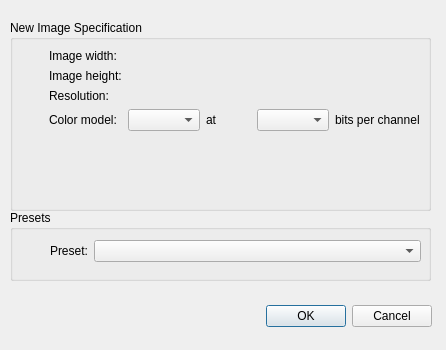
Before: the Qt Designer form NeoIMP/SDF/UILayer/Gui/View/Qt/Resources/NewDocumentDialog.ui in shimmyshai00/NeoIMP-1.0.0, drawn with Qt 5.
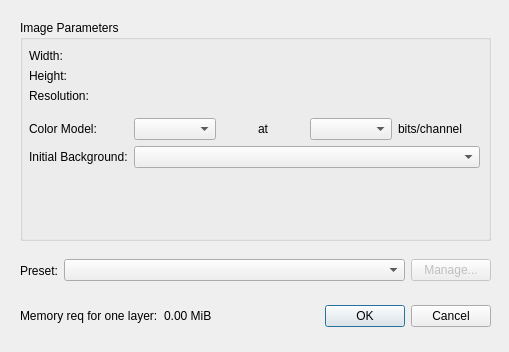
After: the same form once the commit is applied. Custom widgets are drawn as their Qt base class.

Commit message: major rework 2: revamp new-document dialog and widgets to be better than ever!

The edit to the form file:
```diff
--- a/NeoIMP/SDF/UILayer/Gui/View/Qt/Resources/NewDocumentDialog.ui
+++ b/NeoIMP/SDF/UILayer/Gui/View/Qt/Resources/NewDocumentDialog.ui
@@ -6,156 +6,233 @@
    <rect>
     <x>0</x>
     <y>0</y>
-    <width>446</width>
-    <height>350</height>
+    <width>509</width>
+    <height>352</height>
    </rect>
   </property>
   <property name="windowTitle">
    <string>Create New Document</string>
   </property>
+  <widget class="QDialogButtonBox" name="buttonBox">
+   <property name="geometry">
+    <rect>
+     <x>310</x>
+     <y>301</y>
+     <width>181</width>
+     <height>31</height>
+    </rect>
+   </property>
+   <property name="orientation">
+    <enum>Qt::Horizontal</enum>
+   </property>
+   <property name="standardButtons">
+    <set>QDialogButtonBox::Cancel|QDialogButtonBox::Ok</set>
+   </property>
+  </widget>
   <widget class="QGroupBox" name="groupBox">
    <property name="geometry">
     <rect>
-     <x>10</x>
+     <x>20</x>
      <y>20</y>
-     <width>421</width>
-     <height>191</height>
+     <width>471</width>
+     <height>221</height>
     </rect>
    </property>
    <property name="title">
-    <string>New Image Specification</string>
+    <string>Image Parameters</string>
    </property>
    <widget class="QWidget" name="formLayoutWidget">
     <property name="geometry">
      <rect>
-      <x>39</x>
+      <x>9</x>
       <y>29</y>
-      <width>371</width>
-      <height>151</height>
+      <width>451</width>
+      <height>181</height>
      </rect>
     </property>
     <layout class="QFormLayout" name="formLayout">
      <item row="0" column="0">
-      <widget class="QLabel" name="label">
-       <property name="text">
-        <string>Image width:</string>
-       </property>
-      </widget>
-     </item>
-     <item row="0" column="1">
-      <widget class="SDF::UILayer::Gui::View::Qt::CustomWidgets::UnitQuantityEdit" name="widthUnitQuantityEdit"/>
-     </item>
-     <item row="1" column="0">
       <widget class="QLabel" name="label_2">
        <property name="text">
-        <string>Image height:</string>
+        <string>Width:</string>
+       </property>
+      </widget>
+     </item>
+     <item row="0" column="1">
+      <widget class="SDF::UILayer::Gui::View::Qt::CustomWidgets::LengthQuantityEdit" name="widthSelector">
+       <property name="toolTip">
+        <string/>
+       </property>
+      </widget>
+     </item>
+     <item row="1" column="0">
+      <widget class="QLabel" name="label_3">
+       <property name="text">
+        <string>Height:</string>
        </property>
       </widget>
      </item>
      <item row="1" column="1">
-      <widget class="SDF::UILayer::Gui::View::Qt::CustomWidgets::UnitQuantityEdit" name="heightUnitQuantityEdit"/>
+      <widget class="SDF::UILayer::Gui::View::Qt::CustomWidgets::LengthQuantityEdit" name="heightSelector">
+       <property name="toolTip">
+        <string/>
+       </property>
+      </widget>
      </item>
      <item row="2" column="0">
-      <widget class="QLabel" name="label_3">
+      <widget class="QLabel" name="label_4">
        <property name="text">
-        <string>Resolution:</string>
+        <string>Resolution: </string>
        </property>
       </widget>
      </item>
      <item row="2" column="1">
-      <widget class="SDF::UILayer::Gui::View::Qt::CustomWidgets::UnitQuantityEdit" name="resolutionUnitQuantityEdit"/>
+      <widget class="SDF::UILayer::Gui::View::Qt::CustomWidgets::ResolutionQuantityEdit" name="resolutionSelector">
+       <property name="toolTip">
+        <string/>
+       </property>
+      </widget>
      </item>
      <item row="3" column="0">
-      <widget class="QLabel" name="label_4">
+      <widget class="Line" name="line">
+       <property name="orientation">
+        <enum>Qt::Horizontal</enum>
+       </property>
+      </widget>
+     </item>
+     <item row="4" column="0">
+      <widget class="QLabel" name="label_5">
        <property name="text">
-        <string>Color model:</string>
+        <string>Color Model:</string>
        </property>
       </widget>
      </item>
-     <item row="3" column="1">
-      <layout class="QHBoxLayout" name="horizontalLayout">
+     <item row="4" column="1">
+      <layout class="QHBoxLayout" name="horizontalLayout_2">
        <item>
-        <widget class="QComboBox" name="colorModelComboBox"/>
-       </item>
-       <item>
-        <widget class="QLabel" name="label_5">
-         <property name="text">
-          <string>at</string>
+        <widget class="QComboBox" name="colorModelSelector">
+         <property name="toolTip">
+          <string/>
          </property>
         </widget>
        </item>
-       <item>
-        <widget class="QComboBox" name="bitDepthComboBox"/>
-       </item>
        <item>
         <widget class="QLabel" name="label_6">
          <property name="text">
-          <string>bits per channel</string>
+          <string>at</string>
+         </property>
+         <property name="alignment">
+          <set>Qt::AlignCenter</set>
+         </property>
+        </widget>
+       </item>
+       <item>
+        <widget class="QComboBox" name="bitDepthSelector"/>
+       </item>
+       <item>
+        <widget class="QLabel" name="label_7">
+         <property name="text">
+          <string>bits/channel</string>
          </property>
         </widget>
        </item>
       </layout>
      </item>
-    </layout>
-   </widget>
-  </widget>
-  <widget class="QGroupBox" name="groupBox_2">
-   <property name="geometry">
-    <rect>
-     <x>10</x>
-     <y>210</y>
-     <width>421</width>
-     <height>71</height>
-    </rect>
-   </property>
-   <property name="title">
-    <string>Presets</string>
-   </property>
-   <widget class="QWidget" name="formLayoutWidget_2">
-    <property name="geometry">
-     <rect>
-      <x>40</x>
-      <y>30</y>
-      <width>371</width>
-      <height>31</height>
-     </rect>
-    </property>
-    <layout class="QFormLayout" name="formLayout_2">
-     <item row="0" column="0">
-      <widget class="QLabel" name="label_7">
+     <item row="5" column="0">
+      <widget class="QLabel" name="label_8">
        <property name="text">
-        <string>Preset:</string>
+        <string>Initial Background:</string>
        </property>
       </widget>
      </item>
-     <item row="0" column="1">
-      <widget class="QComboBox" name="presetComboBox"/>
+     <item row="5" column="1">
+      <widget class="QComboBox" name="initialBackgroundSelector"/>
      </item>
     </layout>
    </widget>
   </widget>
-  <widget class="QDialogButtonBox" name="buttonBox">
+  <widget class="QWidget" name="horizontalLayoutWidget">
    <property name="geometry">
     <rect>
-     <x>11</x>
-     <y>301</y>
-     <width>421</width>
+     <x>20</x>
+     <y>250</y>
+     <width>471</width>
+     <height>41</height>
+    </rect>
+   </property>
+   <layout class="QHBoxLayout" name="horizontalLayout">
+    <item>
+     <widget class="QLabel" name="label">
+      <property name="sizePolicy">
+       <sizepolicy hsizetype="Minimum" vsizetype="Preferred">
+        <horstretch>0</horstretch>
+        <verstretch>0</verstretch>
+       </sizepolicy>
+      </property>
+      <property name="text">
+       <string>Preset:</string>
+      </property>
+     </widget>
+    </item>
+    <item>
+     <widget class="QComboBox" name="presetSelector">
+      <property name="sizePolicy">
+       <sizepolicy hsizetype="MinimumExpanding" vsizetype="Fixed">
+        <horstretch>0</horstretch>
+        <verstretch>0</verstretch>
+       </sizepolicy>
+      </property>
+     </widget>
+    </item>
+    <item>
+     <widget class="QPushButton" name="manageButton">
+      <property name="enabled">
+       <bool>false</bool>
+      </property>
+      <property name="text">
+       <string>Manage...</string>
+      </property>
+     </widget>
+    </item>
+   </layout>
+  </widget>
+  <widget class="QWidget" name="horizontalLayoutWidget_3">
+   <property name="geometry">
+    <rect>
+     <x>20</x>
+     <y>300</y>
+     <width>281</width>
      <height>31</height>
     </rect>
    </property>
-   <property name="orientation">
-    <enum>Qt::Horizontal</enum>
-   </property>
-   <property name="standardButtons">
-    <set>QDialogButtonBox::Cancel|QDialogButtonBox::Ok</set>
-   </property>
+   <layout class="QHBoxLayout" name="horizontalLayout_3">
+    <item>
+     <widget class="QLabel" name="label_9">
+      <property name="text">
+       <string>Memory req for one layer:</string>
+      </property>
+     </widget>
+    </item>
+    <item>
+     <widget class="QLabel" name="memoryReqIndicator">
+      <property name="text">
+       <string>0.00 MiB</string>
+      </property>
+     </widget>
+    </item>
+   </layout>
   </widget>
  </widget>
  <customwidgets>
   <customwidget>
-   <class>SDF::UILayer::Gui::View::Qt::CustomWidgets::UnitQuantityEdit</class>
+   <class>SDF::UILayer::Gui::View::Qt::CustomWidgets::LengthQuantityEdit</class>
    <extends>QWidget</extends>
-   <header>SDF/UILayer/Gui/View/Qt/CustomWidgets/UnitQuantityEdit.hpp</header>
+   <header>SDF/UILayer/Gui/View/Qt/CustomWidgets/LengthQuantityEdit.hpp</header>
+  </customwidget>
+  <customwidget>
+   <class>SDF::UILayer::Gui::View::Qt::CustomWidgets::ResolutionQuantityEdit</class>
+   <extends>QWidget</extends>
+   <header>SDF/UILayer/Gui/View/Qt/CustomWidgets/ResolutionQuantityEdit.hpp</header>
   </customwidget>
  </customwidgets>
  <resources/>
@@ -167,12 +244,12 @@
    <slot>accept()</slot>
    <hints>
     <hint type="sourcelabel">
-     <x>221</x>
-     <y>316</y>
+     <x>248</x>
+     <y>254</y>
     </hint>
     <hint type="destinationlabel">
-     <x>222</x>
-     <y>174</y>
+     <x>157</x>
+     <y>274</y>
     </hint>
    </hints>
   </connection>
@@ -183,12 +260,12 @@
    <slot>reject()</slot>
    <hints>
     <hint type="sourcelabel">
-     <x>221</x>
-     <y>316</y>
+     <x>316</x>
+     <y>260</y>
     </hint>
     <hint type="destinationlabel">
-     <x>222</x>
-     <y>174</y>
+     <x>286</x>
+     <y>274</y>
     </hint>
    </hints>
   </connection>
```
The commit also changes 57 other files.
